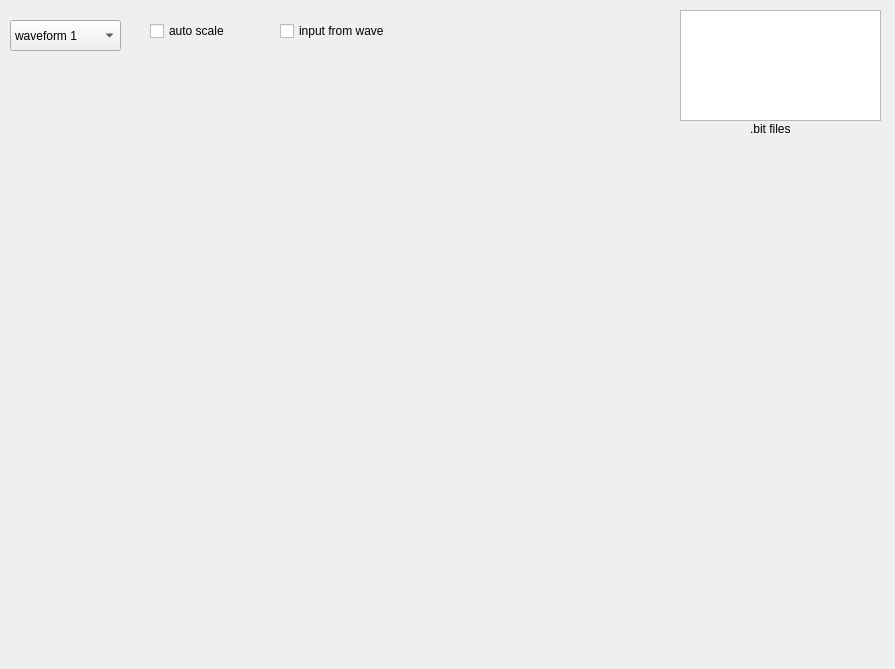
Before: the Qt Designer form source/py/multC_tester/V_Display.ui in wonjsohn/nerf-verilog, drawn with Qt 5.
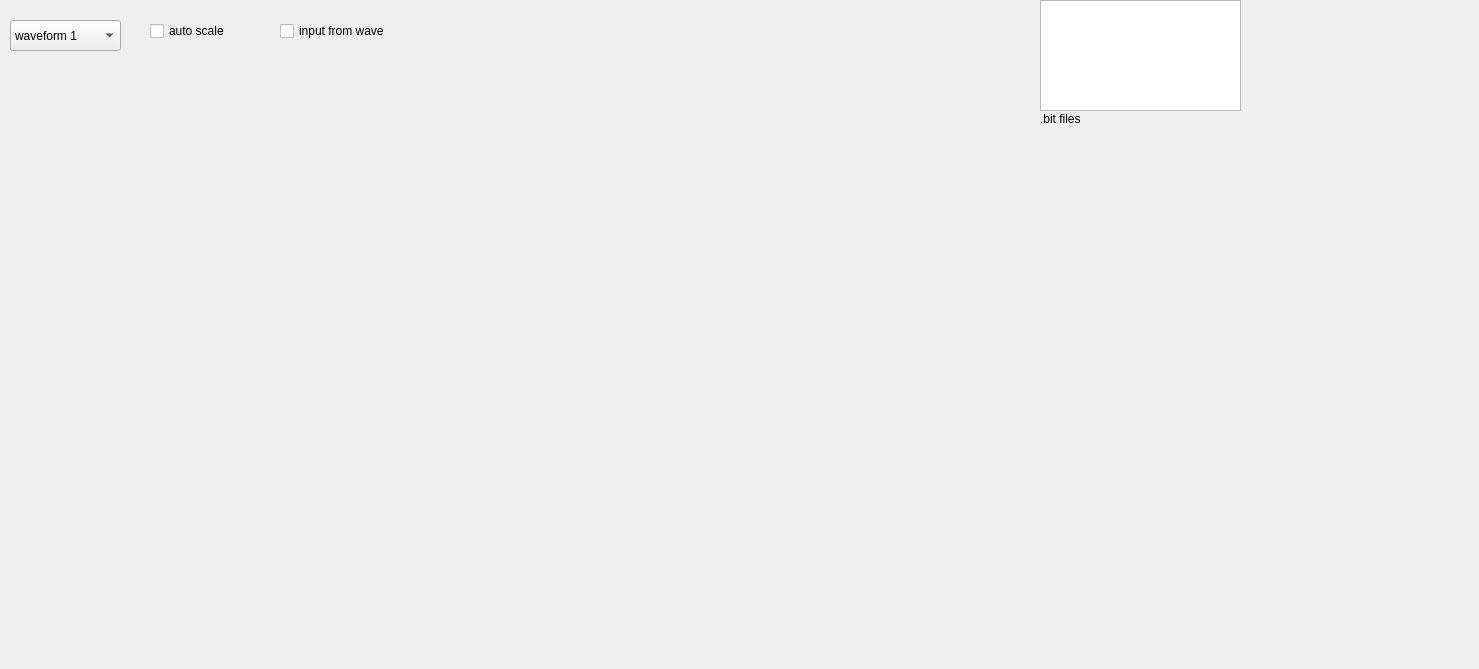
After: the same form once the commit is applied.

Diff of the .ui file:
```diff
--- a/source/py/multC_tester/V_Display.ui
+++ b/source/py/multC_tester/V_Display.ui
@@ -9,7 +9,7 @@
    <rect>
     <x>0</x>
     <y>0</y>
-    <width>895</width>
+    <width>1479</width>
     <height>669</height>
    </rect>
   </property>
@@ -60,8 +60,8 @@
   <widget class="QListWidget" name="listWidget">
    <property name="geometry">
     <rect>
-     <x>680</x>
-     <y>10</y>
+     <x>1040</x>
+     <y>0</y>
      <width>201</width>
      <height>111</height>
     </rect>
@@ -70,8 +70,8 @@
   <widget class="QLabel" name="label">
    <property name="geometry">
     <rect>
-     <x>750</x>
-     <y>120</y>
+     <x>1040</x>
+     <y>110</y>
      <width>66</width>
      <height>17</height>
     </rect>
```
